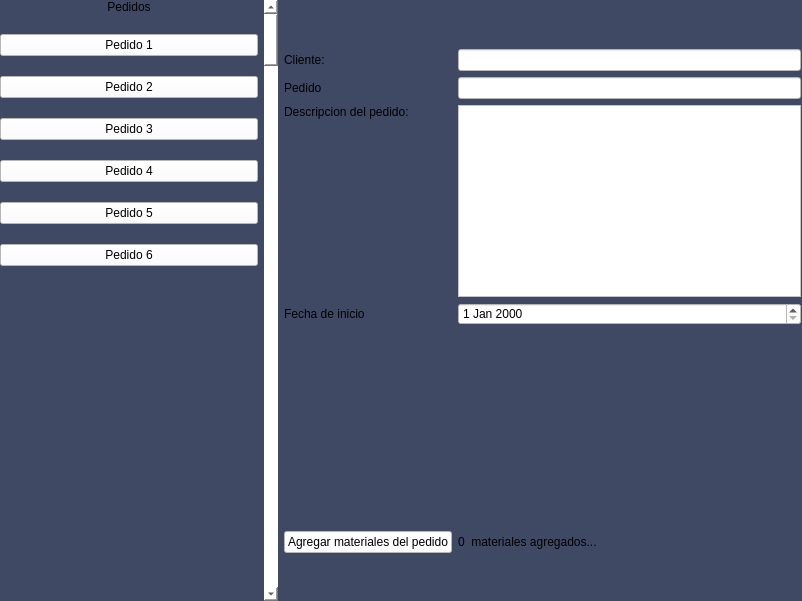
Before: the Qt Designer form Proyecto/Interfaces/vista_previa_pedidos_window.ui in EdCenten0/MAPA-Python, drawn with Qt 5.
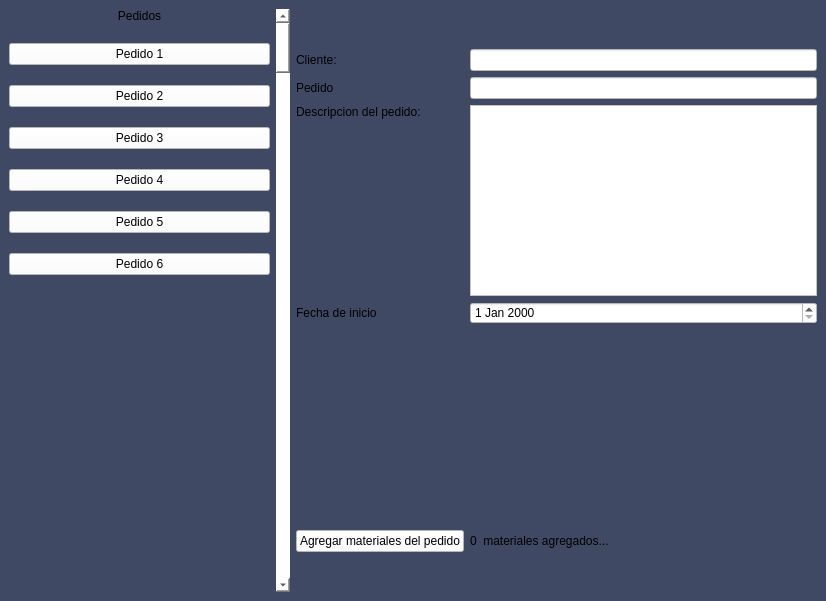
After: the same form once the commit is applied.

Commit message: Vista previa de pedido  responsive

Diff of the .ui file:
```diff
--- a/Proyecto/Interfaces/vista_previa_pedidos_window.ui
+++ b/Proyecto/Interfaces/vista_previa_pedidos_window.ui
@@ -6,7 +6,7 @@
    <rect>
     <x>0</x>
     <y>0</y>
-    <width>802</width>
+    <width>826</width>
     <height>601</height>
    </rect>
   </property>
@@ -17,15 +17,8 @@
    <string notr="true">background-color: rgb(63, 73, 100);</string>
   </property>
   <widget class="QWidget" name="centralwidget">
-   <widget class="QWidget" name="horizontalLayoutWidget">
-    <property name="geometry">
-     <rect>
-      <x>0</x>
-      <y>0</y>
-      <width>801</width>
-      <height>601</height>
-     </rect>
-    </property>
+   <layout class="QGridLayout" name="gridLayout_2">
+    <item row="0" column="0">
     <layout class="QHBoxLayout" name="horizontalLayout" stretch="1,1,2">
      <item>
       <layout class="QVBoxLayout" name="verticalLayout" stretch="0,0,0,0,0,0,0,0">
@@ -265,7 +258,8 @@
       </layout>
      </item>
     </layout>
-   </widget>
+    </item>
+   </layout>
   </widget>
  </widget>
  <resources/>
```
Lines whose indentation alone changed are shown as unchanged. The commit also changes 2 other files.
